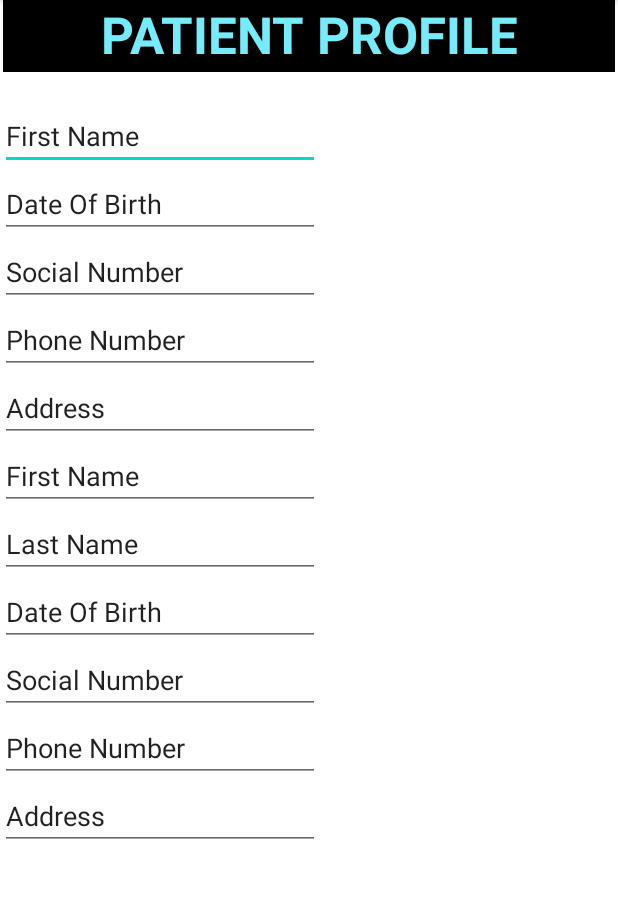
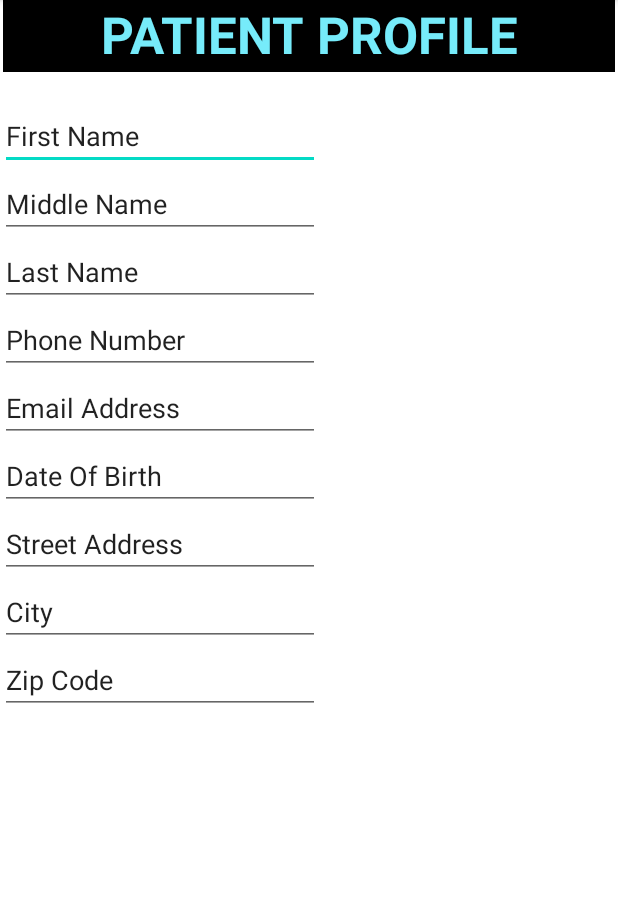
Before and after one commit to thiennp94/SeMediCure, an Android app: the screen it shows after launch (MainActivity), on a phone screen of 412 x 824 dp, the part 84-982 px from its top. Run offline under Robolectric (Android 15) with nearby library versions, the phone set to English and light mode, and no system bars.

Commit message:
minor change

```diff
--- a/frontend/semedicure/app/src/main/res/layout/activity_patient_profile.xml
+++ b/frontend/semedicure/app/src/main/res/layout/activity_patient_profile.xml
@@ -36,7 +36,7 @@
 
             <TableRow>
                 <EditText
-                    android:id="@+id/txtPatientName"
+                    android:id="@+id/txtPatientFName"
                     android:layout_width="wrap_content"
                     android:layout_height="wrap_content"
                     android:ems="10"
@@ -47,25 +47,25 @@
             </TableRow>
             <TableRow>
                 <EditText
-                    android:id="@+id/txtClinicPhone"
+                    android:id="@+id/txtPatientMName"
                     android:layout_width="wrap_content"
                     android:layout_height="wrap_content"
                     android:ems="10"
                     android:inputType="textPersonName"
-                    android:text="Date Of Birth"
+                    android:text="Middle Name"
                     tools:layout_editor_absoluteX="16dp"
-                    tools:layout_editor_absoluteY="177dp" />
+                    tools:layout_editor_absoluteY="59dp" />
             </TableRow>
             <TableRow>
                 <EditText
-                    android:id="@+id/txtProviderEmail"
+                    android:id="@+id/txtPatientLName"
                     android:layout_width="wrap_content"
                     android:layout_height="wrap_content"
                     android:ems="10"
                     android:inputType="textPersonName"
-                    android:text="Social Number"
+                    android:text="Last Name"
                     tools:layout_editor_absoluteX="16dp"
-                    tools:layout_editor_absoluteY="238dp" />
+                    tools:layout_editor_absoluteY="59dp" />
             </TableRow>
             <TableRow>
                 <EditText
@@ -76,85 +76,62 @@
                     android:inputType="textPersonName"
                     android:text="Phone Number"
                     tools:layout_editor_absoluteX="16dp"
-                    tools:layout_editor_absoluteY="300dp" />
+                    tools:layout_editor_absoluteY="59dp" />
             </TableRow>
-            <TableRow android:layout_height="101dp">
+            <TableRow>
                 <EditText
-                    android:id="@+id/txtAddress"
+                    android:id="@+id/txtPatientEmail"
                     android:layout_width="wrap_content"
                     android:layout_height="wrap_content"
                     android:ems="10"
                     android:inputType="textPersonName"
-                    android:text="Address"
-                    tools:layout_editor_absoluteX="16dp"
-                    tools:layout_editor_absoluteY="362dp" />
-            </TableRow>
-
-            <TableRow>
-                <EditText
-                    android:id="@+id/txtProviderName1"
-                    android:layout_width="wrap_content"
-                    android:layout_height="wrap_content"
-                    android:ems="10"
-                    android:inputType="textPersonName"
-                    android:text="First Name"
+                    android:text="Email Address"
                     tools:layout_editor_absoluteX="16dp"
                     tools:layout_editor_absoluteY="59dp" />
             </TableRow>
             <TableRow>
                 <EditText
-                    android:id="@+id/txtProviderAddr1"
-                    android:layout_width="wrap_content"
-                    android:layout_height="wrap_content"
-                    android:ems="10"
-                    android:inputType="textPersonName"
-                    android:text="Last Name"
-                    tools:layout_editor_absoluteX="16dp"
-                    tools:layout_editor_absoluteY="120dp" />
-            </TableRow>
-            <TableRow>
-                <EditText
-                    android:id="@+id/txtClinicPhone1"
+                    android:id="@+id/txtDOB"
                     android:layout_width="wrap_content"
                     android:layout_height="wrap_content"
                     android:ems="10"
                     android:inputType="textPersonName"
                     android:text="Date Of Birth"
                     tools:layout_editor_absoluteX="16dp"
-                    tools:layout_editor_absoluteY="177dp" />
+                    tools:layout_editor_absoluteY="59dp" />
             </TableRow>
             <TableRow>
                 <EditText
-                    android:id="@+id/txtProviderEmail1"
+                    android:id="@+id/txtStAddr"
                     android:layout_width="wrap_content"
                     android:layout_height="wrap_content"
                     android:ems="10"
                     android:inputType="textPersonName"
-                    android:text="Social Number"
+                    android:text="Street Address"
                     tools:layout_editor_absoluteX="16dp"
-                    tools:layout_editor_absoluteY="238dp" />
+                    tools:layout_editor_absoluteY="59dp" />
             </TableRow>
             <TableRow>
                 <EditText
-                    android:id="@+id/txtPhone1"
+                    android:id="@+id/txtCity"
                     android:layout_width="wrap_content"
                     android:layout_height="wrap_content"
                     android:ems="10"
                     android:inputType="textPersonName"
-                    android:text="Phone Number"
+                    android:text="City"
                     tools:layout_editor_absoluteX="16dp"
-                    tools:layout_editor_absoluteY="300dp" />
+                    tools:layout_editor_absoluteY="59dp" />
             </TableRow>
-            <TableRow android:layout_height="101dp">
+            <TableRow>
                 <EditText
-                    android:id="@+id/txtAddress1"
+                    android:id="@+id/txtZip"
                     android:layout_width="wrap_content"
                     android:layout_height="wrap_content"
                     android:ems="10"
                     android:inputType="textPersonName"
-                    android:text="Address"
+                    android:text="Zip Code"
                     tools:layout_editor_absoluteX="16dp"
-                    tools:layout_editor_absoluteY="362dp" />
+                    tools:layout_editor_absoluteY="59dp" />
             </TableRow>
 
         </TableLayout>
```
